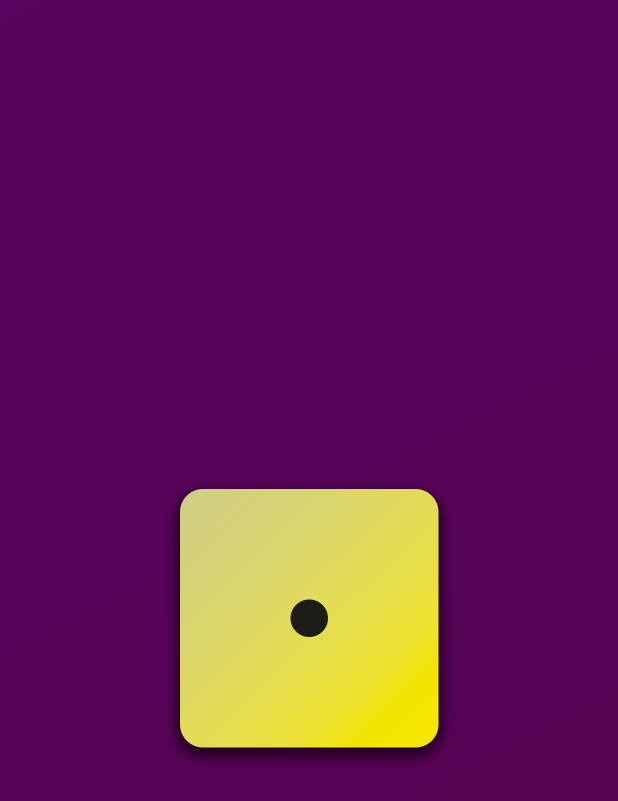
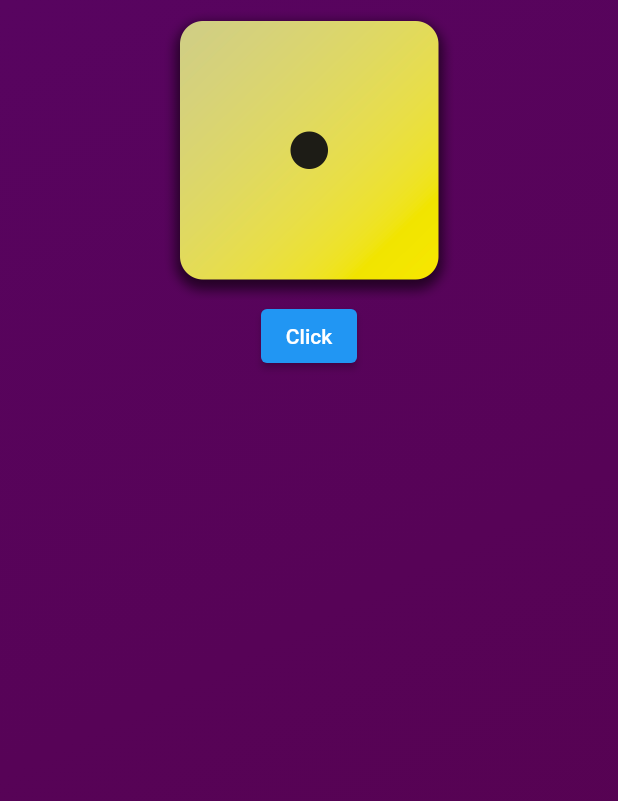
Before and after one commit to abdGhost/Roll_Dice, a Flutter app: the screen it shows after launch, on a phone screen of 412 x 824 dp. Shown: the top 801 px of the screen. Run offline on Flutter 3.47's test engine with Material 2 defaults, Android fonts, the phone set to English and light mode, and no system bars.

Commit message:
Added button for spin

```diff
--- a/roll_dice/lib/gradient_container.dart
+++ b/roll_dice/lib/gradient_container.dart
@@ -19,9 +19,17 @@ class GradientContainer extends StatelessWidget {
         ),
       ),
       child: Center(
-        child: Image.asset(
-          'assets/dice_images/dice-1.png',
-          width: 200,
+        child: Column(
+          children: [
+            Image.asset(
+              'assets/dice_images/dice-1.png',
+              width: 200,
+            ),
+            ElevatedButton(
+              onPressed: () {},
+              child: const Text('Click'),
+            ),
+          ],
         ),
       ),
     );
```
